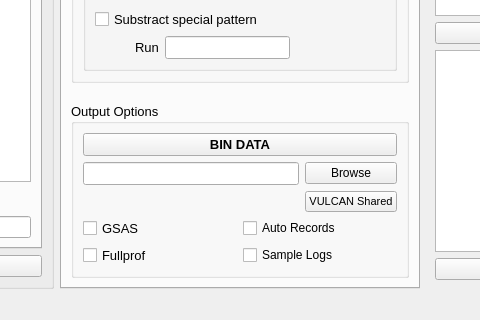
Qt form src/interface/gui/ui_VdrivePlot.ui (neutrons/PyVDrive) before a commit; both pictures show x 448 to 928 and y 479 to 799 of the 1407 by 799 pixel window.
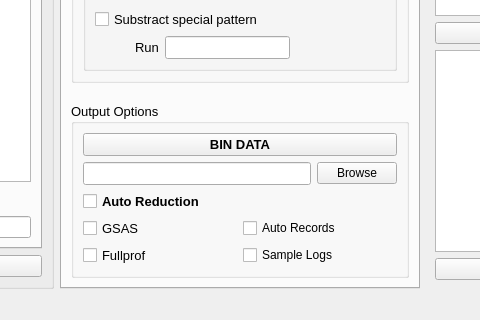
The same form after that commit. The open tabs and pages were chosen to show the change. Custom widgets are drawn as their Qt base class.

Commit message: Refs #55. Continue to work on demo.

```diff
--- a/src/interface/gui/ui_VdrivePlot.ui
+++ b/src/interface/gui/ui_VdrivePlot.ui
@@ -490,7 +490,7 @@
        <string>&lt;html&gt;&lt;head/&gt;&lt;body&gt;&lt;p&gt;V-GSAS: Implement later... after GSAS-II can be worked with VULCAN&lt;/p&gt;&lt;/body&gt;&lt;/html&gt;</string>
       </property>
       <property name="currentIndex">
-       <number>2</number>
+       <number>1</number>
       </property>
       <property name="iconSize">
        <size>
@@ -1421,21 +1421,6 @@
            </item>
            <item>
             <layout class="QGridLayout" name="gridLayout_27">
-             <item row="1" column="1">
-              <widget class="QPushButton" name="pushButton_useVulcanSharedFolder">
-               <property name="font">
-                <font>
-                 <pointsize>8</pointsize>
-                </font>
-               </property>
-               <property name="toolTip">
-                <string>&lt;html&gt;&lt;head/&gt;&lt;body&gt;&lt;p&gt;Output results to /SNS/VULCAN/IPTS-1234/shared/, which will be same as auto reduction service.&lt;/p&gt;&lt;/body&gt;&lt;/html&gt;</string>
-               </property>
-               <property name="text">
-                <string>VULCAN Shared</string>
-               </property>
-              </widget>
-             </item>
              <item row="0" column="1">
               <widget class="QPushButton" name="pushButton_browseOutputDir">
                <property name="font">
@@ -1455,7 +1440,7 @@
            </item>
            <item>
             <layout class="QGridLayout" name="gridLayout_2">
-             <item row="0" column="1">
+             <item row="1" column="1">
               <widget class="QCheckBox" name="checkBox_outputAutoRecords">
                <property name="font">
                 <font>
@@ -1470,21 +1455,21 @@
                </property>
               </widget>
              </item>
-             <item row="0" column="0">
+             <item row="1" column="0">
               <widget class="QCheckBox" name="checkBox_outGSAS">
                <property name="text">
                 <string>GSAS</string>
                </property>
               </widget>
              </item>
-             <item row="1" column="0">
+             <item row="2" column="0">
               <widget class="QCheckBox" name="checkBox_outFullprof">
                <property name="text">
                 <string>Fullprof</string>
                </property>
               </widget>
              </item>
-             <item row="1" column="1">
+             <item row="2" column="1">
               <widget class="QCheckBox" name="checkBox_outputSampleLogs">
                <property name="font">
                 <font>
@@ -1499,6 +1484,19 @@
                </property>
               </widget>
              </item>
+             <item row="0" column="0">
+              <widget class="QCheckBox" name="checkBox_autoReduction">
+               <property name="font">
+                <font>
+                 <weight>75</weight>
+                 <bold>true</bold>
+                </font>
+               </property>
+               <property name="text">
+                <string>Auto Reduction</string>
+               </property>
+              </widget>
+             </item>
             </layout>
            </item>
           </layout>
```
The commit also changes 2 other files.
